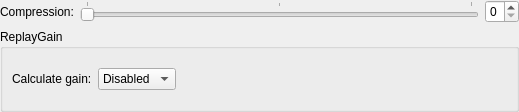
This is formats/out_wv_config.ui in flacon/flacon as Qt 5 draws it before an edit. The edited form follows.
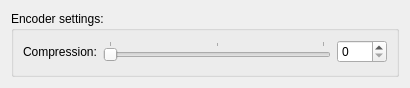
This is the edited form.

Commit message: Redesign OPUS encoder settings

The edit to the form file:
```diff
--- a/formats/out_wv_config.ui
+++ b/formats/out_wv_config.ui
@@ -6,28 +6,23 @@
    <rect>
     <x>0</x>
     <y>0</y>
-    <width>519</width>
-    <height>112</height>
+    <width>410</width>
+    <height>88</height>
    </rect>
   </property>
   <property name="windowTitle">
    <string>WavPack encoding configuration</string>
   </property>
   <layout class="QVBoxLayout" name="verticalLayout">
-   <property name="leftMargin">
-    <number>0</number>
-   </property>
-   <property name="topMargin">
-    <number>0</number>
-   </property>
-   <property name="rightMargin">
-    <number>0</number>
-   </property>
-   <property name="bottomMargin">
-    <number>0</number>
-   </property>
    <item>
-    <layout class="QGridLayout" name="formLayout_9">
+    <widget class="QGroupBox" name="groupBox">
+     <property name="title">
+      <string extracomment="Preferences dialog: group caption">Encoder settings:</string>
+     </property>
+     <property name="flat">
+      <bool>true</bool>
+     </property>
+     <layout class="QFormLayout" name="formLayout">
      <item row="0" column="0">
       <widget class="QLabel" name="wvCompressionLabel">
        <property name="text">
@@ -42,6 +37,12 @@
       <layout class="QHBoxLayout" name="horizontalLayout_7">
        <item>
         <widget class="QSlider" name="wvCompressionSlider">
+          <property name="minimumSize">
+           <size>
+            <width>200</width>
+            <height>0</height>
+           </size>
+          </property>
          <property name="maximum">
           <number>2</number>
          </property>
@@ -61,54 +62,16 @@
        </item>
        <item>
         <widget class="QSpinBox" name="wvCompressionSpin">
-         <property name="maximum">
-          <number>2</number>
-         </property>
-        </widget>
-       </item>
-      </layout>
-     </item>
-    </layout>
-   </item>
-   <item>
-    <widget class="QGroupBox" name="wvGainGroup">
-     <property name="title">
-      <string>ReplayGain</string>
-     </property>
-     <layout class="QVBoxLayout" name="verticalLayout_10">
-      <item>
-       <layout class="QGridLayout" name="formLayout_10">
-        <item row="0" column="0">
-         <widget class="QLabel" name="wvGainLabel">
-          <property name="text">
-           <string>Calculate gain:</string>
-          </property>
-          <property name="buddy">
-           <cstring>wvGainCbx</cstring>
-          </property>
-         </widget>
-        </item>
-        <item row="0" column="1">
-         <widget class="QComboBox" name="wvGainCbx">
-          <item>
-           <property name="text">
-            <string>Disabled</string>
-           </property>
-          </item>
-         </widget>
-        </item>
-        <item row="0" column="2">
-         <spacer name="horizontalSpacer_4">
-          <property name="orientation">
-           <enum>Qt::Horizontal</enum>
-          </property>
-          <property name="sizeHint" stdset="0">
+          <property name="minimumSize">
            <size>
-            <width>40</width>
-            <height>20</height>
+            <width>50</width>
+            <height>0</height>
            </size>
           </property>
-         </spacer>
+          <property name="maximum">
+           <number>2</number>
+          </property>
+         </widget>
         </item>
        </layout>
       </item>
```
Lines whose indentation alone changed are shown as unchanged. The commit also changes 3 other files.
